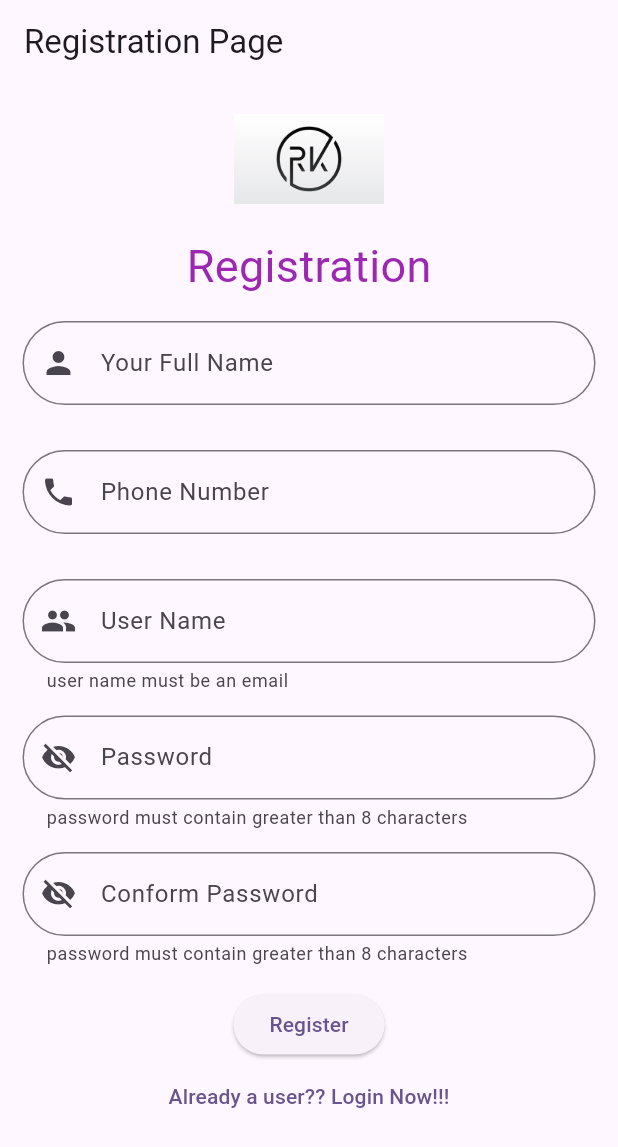
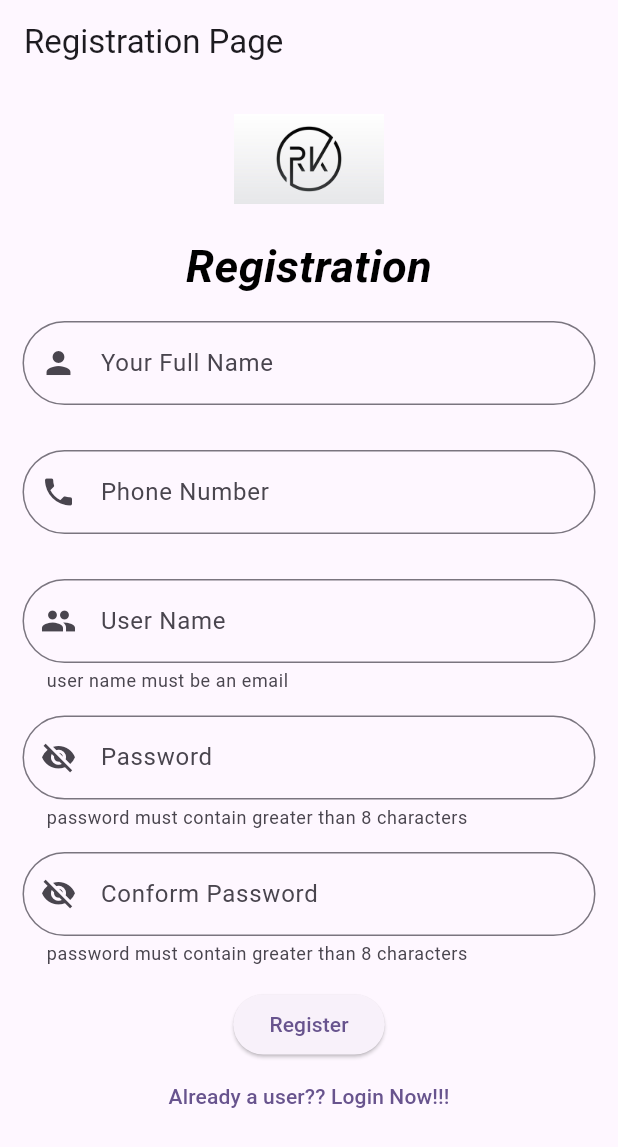
Before and after one commit to Rakeshps901/practise_project, a Flutter app: the Registration2 screen opened directly, on a phone screen of 412 x 824 dp. Shown: the top 1147 px of the screen. Run offline on Flutter 3.47's test engine with Material 2 defaults, Android fonts, the phone set to English and light mode, and no system bars; our stand-ins replace font_awesome_flutter.

Commit message:
initial commit

```diff
--- a/lib/registrationpage.dart
+++ b/lib/registrationpage.dart
@@ -22,7 +22,7 @@ class _RegistrationState extends State<Registration2> {
             ),
             const Text(
               "Registration",
-              style: TextStyle(fontSize: 30, color: Colors.purple),
+              style: TextStyle(fontSize: 30, color: Colors.black,fontStyle: FontStyle.italic,fontWeight: FontWeight.bold),
             ),
             Padding(
               padding: const EdgeInsets.all(15.0),
```
